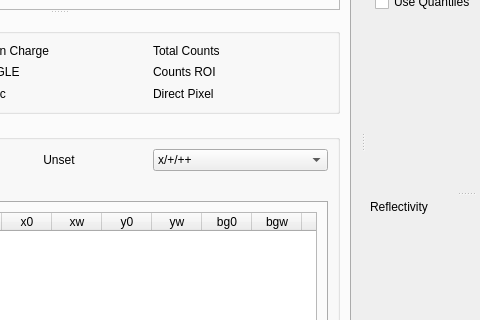
First picture: the form in designer/main_window.ui, repository aglavic/quicknxs, before the edit; both pictures show x 522 to 1002 and y 289 to 609 of the 1087 by 834 pixel window.
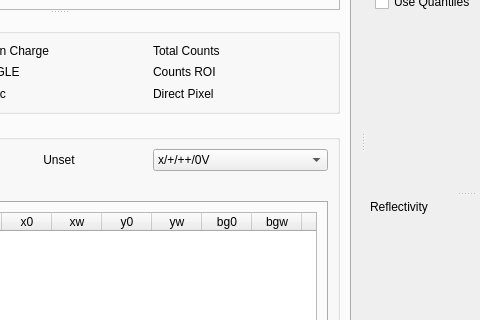
Second picture: the form after the edit. Icons and pictures are not drawn. Custom widgets are drawn as their Qt base class.

The edit to the form file:
```diff
--- a/designer/main_window.ui
+++ b/designer/main_window.ui
@@ -363,7 +363,7 @@
                    </property>
                    <item>
                     <property name="text">
-                     <string>x/+/++</string>
+                     <string>x/+/++/0V</string>
                     </property>
                    </item>
                    <item>
```
Left out of the diff: 4 changed lines with no effect on the pictures.
